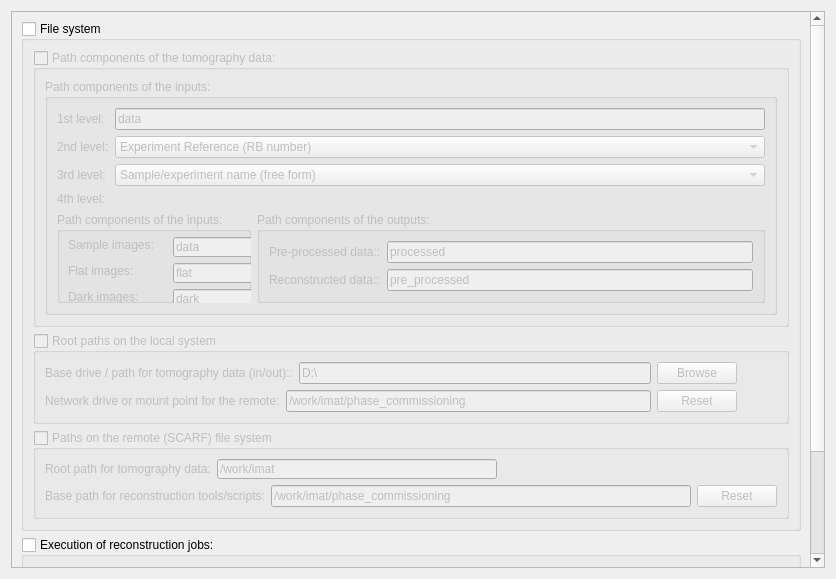
Before: the Qt Designer form MantidQt/CustomInterfaces/inc/MantidQtCustomInterfaces/Tomography/TomographyIfaceQtTabSystemSettings.ui in mantidproject/mantid, drawn with Qt 5.
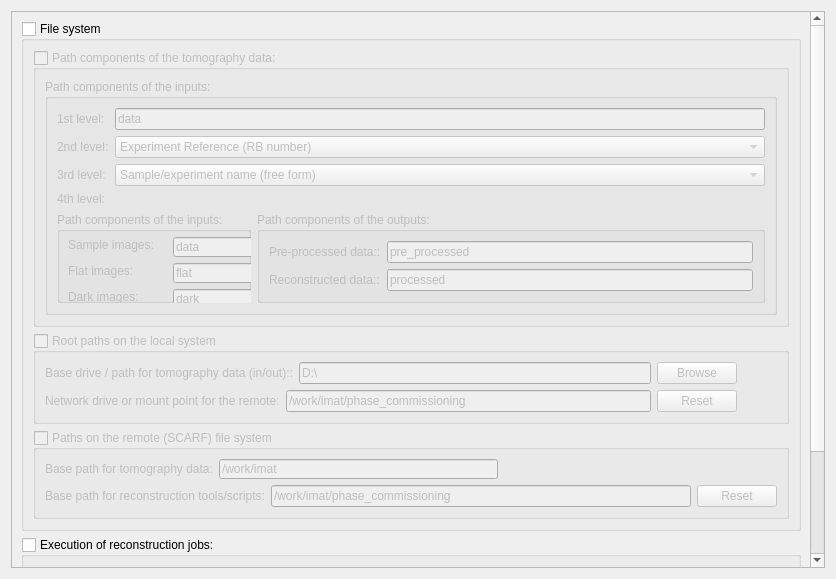
After: the same form once the commit is applied.

Commit message: adding local/remote system settings, re #15665

The edit to the form file:
```diff
--- a/MantidQt/CustomInterfaces/inc/MantidQtCustomInterfaces/Tomography/TomographyIfaceQtTabSystemSettings.ui
+++ b/MantidQt/CustomInterfaces/inc/MantidQtCustomInterfaces/Tomography/TomographyIfaceQtTabSystemSettings.ui
@@ -26,9 +26,9 @@
       <property name="geometry">
        <rect>
         <x>0</x>
-        <y>0</y>
+        <y>-123</y>
         <width>798</width>
-        <height>682</height>
+        <height>680</height>
        </rect>
       </property>
       <layout class="QGridLayout" name="gridLayout_6">
@@ -327,7 +327,7 @@
                      <item row="0" column="1">
                       <widget class="QLineEdit" name="lineEdit_processed_subpath">
                        <property name="text">
-                        <string>processed</string>
+                        <string>pre_processed</string>
                        </property>
                       </widget>
                      </item>
@@ -341,7 +341,7 @@
                      <item row="1" column="1">
                       <widget class="QLineEdit" name="lineEdit_processed_subpath_3">
                        <property name="text">
-                        <string>pre_processed</string>
+                        <string>processed</string>
                        </property>
                       </widget>
                      </item>
@@ -373,7 +373,7 @@
                <item>
                 <widget class="QLabel" name="label_22">
                  <property name="text">
-                  <string>Root path for tomography data:</string>
+                  <string>Base path for tomography data:</string>
                  </property>
                 </widget>
                </item>
@@ -448,7 +448,7 @@
           <bool>false</bool>
          </property>
          <layout class="QGridLayout" name="gridLayout_5">
-          <item row="0" column="0">
+          <item row="0" column="1">
            <layout class="QHBoxLayout" name="horizontalLayout">
             <item>
              <widget class="QGroupBox" name="groupBox_5">
@@ -529,7 +529,9 @@
               </layout>
              </widget>
             </item>
-            <item>
+           </layout>
+          </item>
+          <item row="0" column="0">
              <widget class="QGroupBox" name="groupBox_4">
               <property name="title">
                <string>Local runs:</string>
@@ -629,8 +631,6 @@
                </item>
               </layout>
              </widget>
-            </item>
-           </layout>
           </item>
          </layout>
         </widget>
```
Left out of the diff: 3 changed lines with no effect on the pictures. Lines whose indentation alone changed are shown as unchanged. The commit also changes 5 other files.
